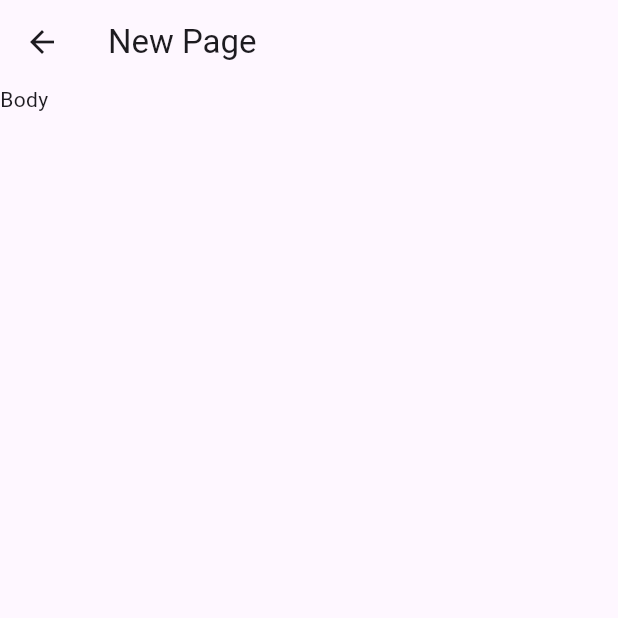
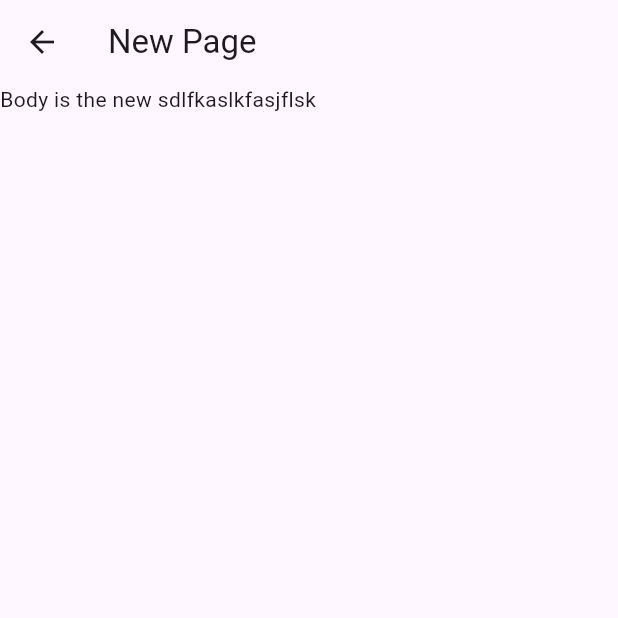
Before and after one commit to Bishalnep10/flutter-learn, a Flutter app: the NewTest screen opened directly, on a phone screen of 412 x 824 dp, the top half of it. Run offline on Flutter 3.47's test engine with Material 3 defaults, Android fonts, the phone set to English and light mode, and no system bars.

Commit message:
New Changes

```diff
--- a/lib/new.dart
+++ b/lib/new.dart
@@ -12,7 +12,7 @@ class NewTest extends StatelessWidget {
       body: SizedBox(
         height: 400,
         width: 500,
-        child: Text("Body"),
+        child: Text("Body is the new sdlfkaslkfasjflsk "),
       ),
     );
   }
```
Also changed, not shown: lib/gitlearn.dart (added, +12 -0 lines).
